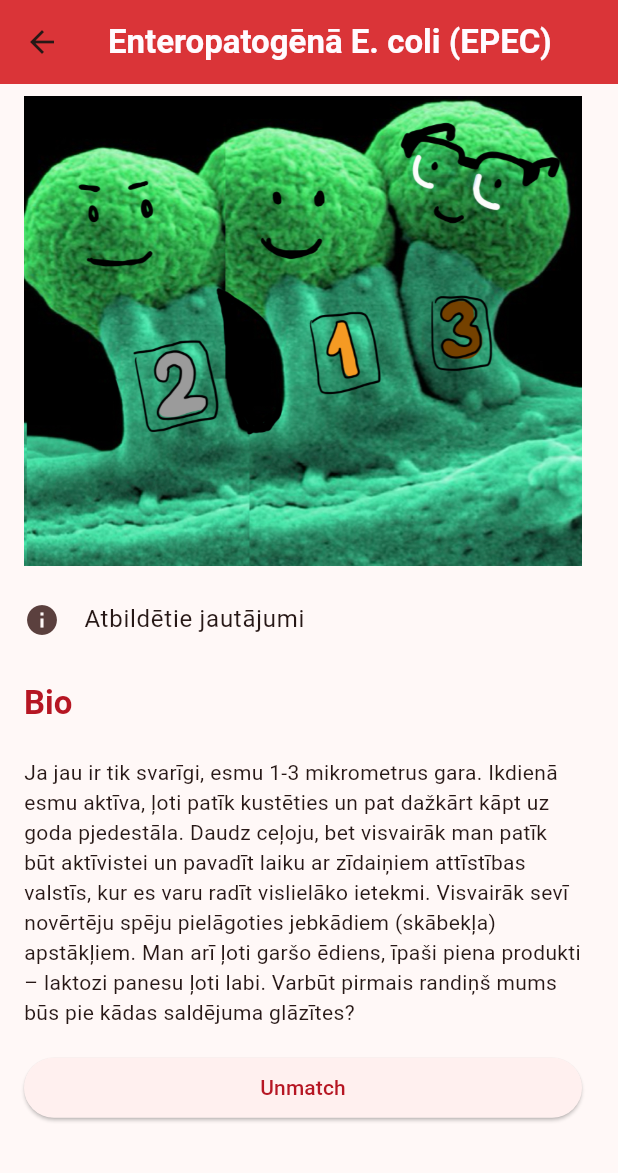
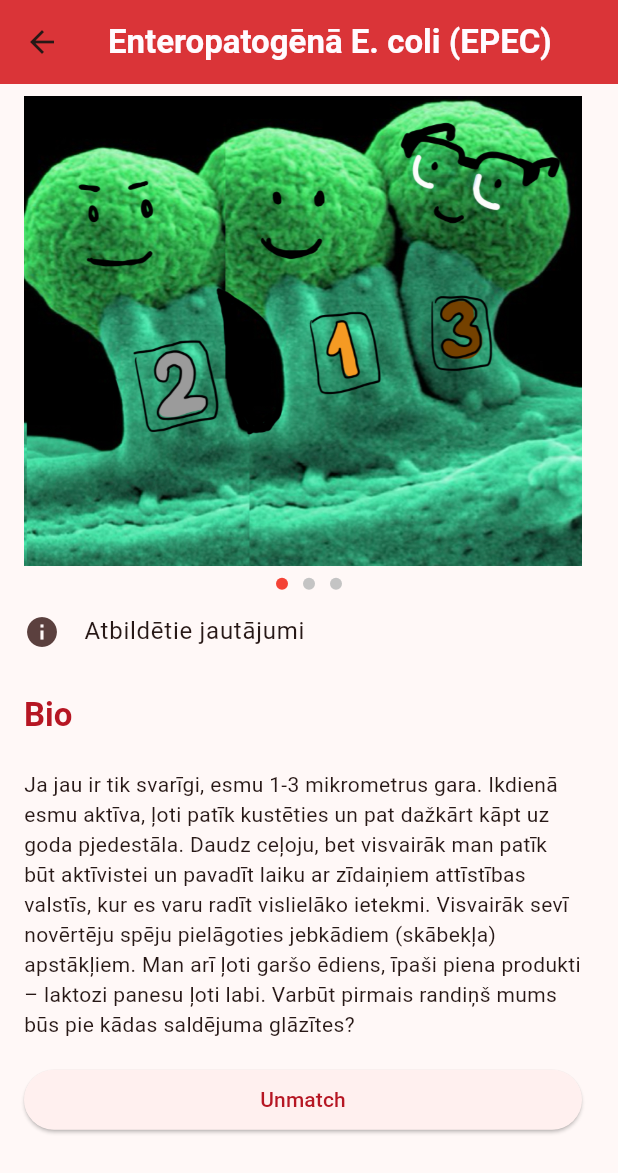
Before and after one commit to arnis-prieditis/bakteriju_tinder, a Flutter app: the ProfilePage screen opened directly with empty values, on a phone screen of 412 x 824 dp. Shown: the top 1173 px of the screen. Run offline on Flutter 3.47's test engine with Material 3 defaults, Android fonts, the phone set to English and light mode, and no system bars; drawn by our look-alikes of flutter_markdown; our stand-ins replace sqflite; accounts and stored records are empty.

Commit message:
add picture indicator dots and ability to swipe through pictures

```diff
--- a/lib/profile_page.dart
+++ b/lib/profile_page.dart
@@ -16,6 +16,7 @@ class _ProfilePageState extends State<ProfilePage> {
   late Bakterija db_bakt;
   int curr_pic_index = 0;
   bool isLoading = true;
+  double pan_start_x_coord = 0;
 
   @override
   void initState() {
@@ -72,6 +73,29 @@ class _ProfilePageState extends State<ProfilePage> {
               children: [
                 ListTile(
                   title: GestureDetector(
+                    onPanStart: (details) =>
+                        pan_start_x_coord = details.globalPosition.dx,
+                    onPanEnd: (details) {
+                      double delta_x =
+                          details.globalPosition.dx - pan_start_x_coord;
+                      // Swiping in right direction => go left
+                      if (delta_x > 0) {
+                        if (curr_pic_index != 0) {
+                          setState(() {
+                            curr_pic_index--;
+                          });
+                        }
+                      }
+                      // Swiping in left direction => go right
+                      if (delta_x < 0) {
+                        if (curr_pic_index != db_bakt.pics.length - 1) {
+                          setState(() {
+                            curr_pic_index++;
+                          });
+                        }
+                      }
+                      pan_start_x_coord = 0;
+                    },
                     onTapUp: (details) {
                       double glob_pos_x = details.globalPosition.dx;
                       double dev_width = MediaQuery.of(context).size.width;
@@ -98,6 +122,25 @@ class _ProfilePageState extends State<ProfilePage> {
                       fit: BoxFit.fitWidth,
                     ),
                   ),
+                ),
+                Row(
+                  mainAxisAlignment: MainAxisAlignment.center,
+                  children: [
+                    for (int i = 0; i < db_bakt.pics.length; i++)
+                      Padding(
+                        padding: const EdgeInsets.symmetric(horizontal: 5),
+                        child: Container(
+                          width: 8,
+                          height: 8,
+                          decoration: BoxDecoration(
+                            color: i == curr_pic_index
+                                ? Colors.red
+                                : const Color.fromRGBO(196, 196, 196, 1),
+                            shape: BoxShape.circle,
+                          ),
+                        ),
+                      ),
+                  ],
                 ),
                 ListTile(
                   leading: const Icon(Icons.info),
```
Also changed, not shown: lib/match_finder_page.dart (+68 -16 lines).
